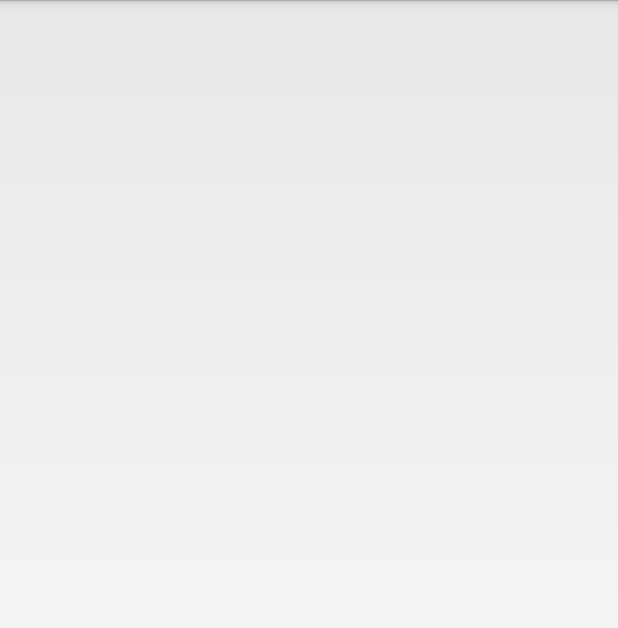
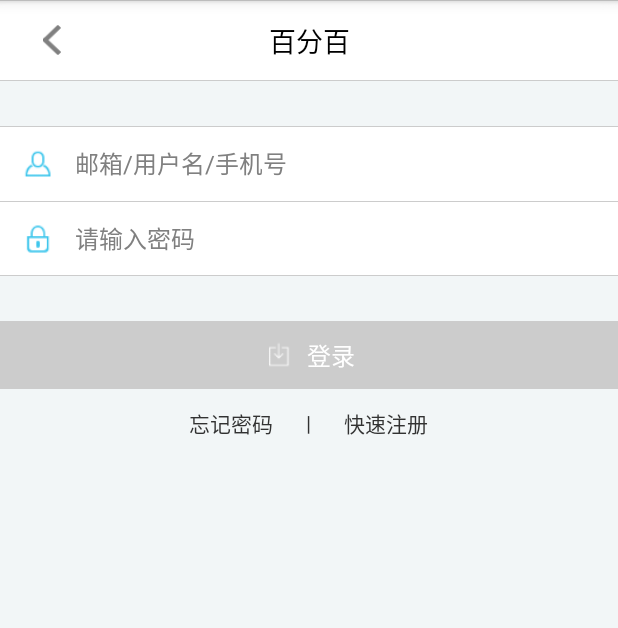
Before and after one commit to PercentKouTeam/kzpdd, an Android app: the LoginActivity screen opened directly, with no data from a screen before it, on a phone screen of 412 x 824 dp. Shown: the top 628 px of the screen. Run offline under Robolectric (Android 15) with nearby library versions, the phone set to English and light mode, and no system bars; 1 statement that could not run was skipped.

Commit message:
add login page

```diff
--- a/HundredPercent/app/src/main/java/com/hpercent/snail/app/activities/personal/LoginActivity.java
+++ b/HundredPercent/app/src/main/java/com/hpercent/snail/app/activities/personal/LoginActivity.java
@@ -1,16 +1,126 @@
 package com.hpercent.snail.app.activities.personal;
 
+import android.content.Context;
+import android.content.Intent;
 import android.os.Bundle;
+import android.text.Editable;
+import android.text.TextWatcher;
+import android.view.View;
+import android.widget.EditText;
+import android.widget.TextView;
 
+import com.hpercent.snail.app.MainApplication;
+import com.hpercent.snail.app.R;
 import com.hpercent.snail.app.activities.BaseActivity;
+import com.hpercent.snail.app.config.JsonConfig;
+import com.hpercent.snail.app.controllers.HeaderLeftBtnController;
+import com.hpercent.snail.app.listeners.OnTaskFinishedListener;
+import com.hpercent.snail.app.models.UserModel;
+import com.hpercent.snail.app.tasks.LoginTask;
+import com.hpercent.snail.app.utils.StringUtil;
+
+import org.json.JSONException;
+import org.json.JSONObject;
 
 /**
  * Created by koudejian on 14-10-29.
  */
 public class LoginActivity extends BaseActivity {
+    private View mView = null;
+    private Context mContext = null;
+    private HeaderLeftBtnController mHeaderLeftBtnController = null;
 
+    private TextView mTvForgetPassword = null;
+    private TextView mTvRegiste = null;
+
+    private EditText mEtAccout = null;
+    private EditText mEtPassword = null;
+
+    private View mBtSubmit = null;
+
+    private TextWatcher mTextWatcher = new TextWatcher() {
+        @Override
+        public void beforeTextChanged(CharSequence s, int start, int count, int after) {}
+        @Override
+        public void onTextChanged(CharSequence s, int start, int before, int count) {}
+        @Override
+        public void afterTextChanged(Editable s) {
+            mBtSubmit.setEnabled(canSubmit());
+        }
+    };
     @Override
     protected void onCreate(Bundle savedInstanceState) {
         super.onCreate(savedInstanceState);
+
+        setContentView(R.layout.activity_login);
+
+        mView = findViewById(R.id.parent);
+        mContext = this;
+        mHeaderLeftBtnController = new HeaderLeftBtnController(this, mView);
+        mHeaderLeftBtnController.setTitle("登录");
+
+        mEtAccout = (EditText) findViewById(R.id.accout);
+        mEtPassword = (EditText) findViewById(R.id.passwd);
+        mEtAccout.addTextChangedListener(mTextWatcher);
+        mEtPassword.addTextChangedListener(mTextWatcher);
+
+        mBtSubmit = findViewById(R.id.submit_rl);
+        mBtSubmit.setOnClickListener(new View.OnClickListener() {
+            @Override
+            public void onClick(View v) {
+                String accout = mEtAccout.getText().toString().trim();
+                String passwd = mEtPassword.getText().toString().trim();
+                submit(accout, passwd);
+            }
+        });
+
+        mTvForgetPassword = (TextView) findViewById(R.id.forget_pass);
+        mTvForgetPassword.setOnClickListener(new View.OnClickListener() {
+            @Override
+            public void onClick(View v) {
+
+            }
+        });
+        mTvRegiste = (TextView) findViewById(R.id.registe);
+        mTvRegiste.setOnClickListener(new View.OnClickListener() {
+            @Override
+            public void onClick(View v) {
+                startActivity(new Intent(LoginActivity.this, RegisteStepOneActivity.class));
+            }
+        });
+    }
+    private boolean canSubmit() {
+        boolean result = false;
+        String accout = mEtAccout.getText().toString().trim();
+        String passwd = mEtPassword.getText().toString().trim();
+        if (StringUtil.isPassword(passwd) && !StringUtil.isEmpty(accout)) {
+            result = true;
+        }
+        return result;
+    }
+    private void submit(String accout, String passwd) {
+        LoginTask loginTask = new LoginTask(mContext, accout, passwd);
+        loginTask.setOnTaskFinishedListener(new OnTaskFinishedListener() {
+            @Override
+            public void onDone(String result) {
+                try {
+                    JSONObject obj = new JSONObject(result);
+                    String uid = obj.getString(JsonConfig.KEY_USER_UID);
+                    String name = obj.getString(JsonConfig.KEY_USER_NAME);
+                    String phone = obj.getString(JsonConfig.KEY_USER_PHONE);
+                    MainApplication.login(new UserModel(uid, name, phone));
+                    LoginActivity.this.finish();
+                } catch (JSONException e) {
+                    e.printStackTrace();
+                }
+            }
+        });
+        loginTask.start();
+    }
+
+    @Override
+    public void onResume() {
+        super.onResume();
+        mBtSubmit.setEnabled(canSubmit());
     }
 }
--- a/HundredPercent/app/src/main/java/com/hpercent/snail/app/activities/personal/RegisteStepOneActivity.java
+++ b/HundredPercent/app/src/main/java/com/hpercent/snail/app/activities/personal/RegisteStepOneActivity.java
@@ -45,7 +45,6 @@ public class RegisteStepOneActivity extends BaseActivity {
         mEtPhone = (EditText) findViewById(R.id.phone);
         mBtSubmit = (TextView) findViewById(R.id.submit);
         mCbAgreement = (CusCheckBox) findViewById(R.id.checkbox);
-        mBtSubmit.setEnabled(canSubmit());
 
         mEtPhone.addTextChangedListener(new TextWatcher() {
             @Override
@@ -103,7 +102,8 @@ public class RegisteStepOneActivity extends BaseActivity {
     @Override
     public void onResume() {
         super.onResume();
-        if(!"0".equals(MainApplication.gUser.getUid())){
+        mBtSubmit.setEnabled(canSubmit());
+        if(MainApplication.isLogin()){
             finish();
         }
     }
--- a/HundredPercent/app/src/main/java/com/hpercent/snail/app/activities/personal/RegisteStepTwoActivity.java
+++ b/HundredPercent/app/src/main/java/com/hpercent/snail/app/activities/personal/RegisteStepTwoActivity.java
@@ -174,7 +174,7 @@ public class RegisteStepTwoActivity extends BaseActivity {
     @Override
     public void onResume() {
         super.onResume();
-        if(!"0".equals(MainApplication.gUser.getUid())){
+        if(MainApplication.isLogin()){
             finish();
         }
     }
--- a/HundredPercent/app/src/main/java/com/hpercent/snail/app/config/UrlConfig.java
+++ b/HundredPercent/app/src/main/java/com/hpercent/snail/app/config/UrlConfig.java
@@ -29,4 +29,9 @@ public class UrlConfig {
      * 注册
      */
     public final static String USER_REGISTE = HOST + "accout/register";
+
+    /**
+     * 登录
+     */
+    public final static String USER_LOGIN = HOST + "account/login";
 }
--- a/HundredPercent/app/src/main/java/com/hpercent/snail/app/fragments/BaseFragment.java
+++ b/HundredPercent/app/src/main/java/com/hpercent/snail/app/fragments/BaseFragment.java
@@ -1,11 +1,15 @@
 package com.hpercent.snail.app.fragments;
 
+import android.app.Activity;
 import android.content.Context;
+import android.content.Intent;
 import android.os.Bundle;
 import android.support.v4.app.Fragment;
 import android.view.LayoutInflater;
 import android.view.View;
 import android.view.ViewGroup;
+
+import com.hpercent.snail.app.R;
 
 /**
  * Created by koudejian on 14-8-26.
@@ -45,4 +49,11 @@ public abstract class BaseFragment extends Fragment {
         }
         return view;
     }
+
+    @Override
+    public void startActivity(Intent intent) {
+        super.startActivity(intent);
+        ((Activity)mContext).overridePendingTransition(R.anim.slide_right_in, R.anim.slide_left_out);
+    }
+
 }
--- /dev/null
+++ b/HundredPercent/app/src/main/java/com/hpercent/snail/app/tasks/LoginTask.java
@@ -0,0 +1,68 @@
+package com.hpercent.snail.app.tasks;
+
+import android.content.Context;
+import android.os.AsyncTask;
+
+import com.hpercent.snail.app.config.JsonConfig;
+import com.hpercent.snail.app.config.UrlConfig;
+import com.hpercent.snail.app.network.PostDataTask;
+import com.hpercent.snail.app.network.PostParameter;
+import com.hpercent.snail.app.utils.DeviceUtils;
+import com.hpercent.snail.app.views.CustomDialog;
+
+import org.json.JSONException;
+import org.json.JSONObject;
+
+/**
+ * Created by koudejian on 14-10-28.
+ */
+public class LoginTask extends BaseTask{
+    private PostDataTask mPostDataTask = null;
+
+    public LoginTask(Context context, String account, String passwd){
+        super(context);
+        // post 参数
+        PostParameter param = new PostParameter();
+        param.add("account", account);
+        param.add("passWord", passwd);
+        mPostDataTask = new PostDataTask(UrlConfig.USER_LOGIN, param) {
+            @Override
+            public void dealWithResult(String request) {
+                JSONObject jsonObject = null;
+                try {
+                    jsonObject = new JSONObject(request);
+                    String status = jsonObject.getString(JsonConfig.KEY_STATUS);
+                    if("0".equals(status)){//success
+                        String data = jsonObject.getString(JsonConfig.KEY_DATA);
+                        if(mOnTaskFinishedListener != null){
+                            mOnTaskFinishedListener.onDone(data);
+                        }
+                    }else{
+                        popMessage("登录失败！");
+                    }
+                } catch (JSONException e) {
+                    e.printStackTrace();
+                }
+                if(mCustomDialog != null){
+                    mCustomDialog.cancel();
+                }
+            }
+        };
+
+    }
+
+    @Override
+    public void start() {
+        if(DeviceUtils.isNetworkConnected()){
+            if(mCustomDialog == null){
+                mCustomDialog = new CustomDialog(mContext, CustomDialog.DIALOG_THEME_WAIT_NOT_CANCEL);
+            }
+            mCustomDialog.show();
+            if(mPostDataTask.getStatus() == AsyncTask.Status.PENDING){
+                mPostDataTask.execute();
+            }
+        }else{
+            popMessage("暂无网络链接!");
+        }
+    }
+}
--- /dev/null
+++ b/HundredPercent/app/src/main/res/layout/activity_login.xml
@@ -0,0 +1,182 @@
+<?xml version="1.0" encoding="utf-8"?>
+
+<RelativeLayout xmlns:android="http://schemas.android.com/apk/res/android"
+    android:id="@+id/parent"
+    android:layout_width="match_parent"
+    android:layout_height="match_parent"
+    android:background="@color/backgroud_color"
+    >
+    <include
+        android:id="@+id/header_view"
+        layout="@layout/header_left_btn"
+        />
+    <com.hpercent.snail.app.views.StretchScrollView
+        android:layout_width="match_parent"
+        android:layout_height="match_parent"
+        android:layout_below="@id/header_view"
+        >
+        <RelativeLayout
+            android:layout_width="match_parent"
+            android:layout_height="match_parent"
+            android:background="@color/transparent"
+            >
+            <RelativeLayout
+                android:id="@+id/accout_rl"
+                android:layout_width="match_parent"
+                android:layout_height="@dimen/input_height"
+                android:background="@color/white"
+                android:layout_marginTop="30dip"
+                >
+                <RelativeLayout
+                    android:layout_width="match_parent"
+                    android:layout_height="1px"
+                    android:background="@color/gray"
+                    android:layout_alignParentTop="true"
+                    />
+                <RelativeLayout
+                    android:layout_width="@dimen/more_icon_width"
+                    android:layout_height="match_parent"
+                    android:background="@color/transparent"
+                    >
+                    <ImageView
+                        android:layout_width="@dimen/more_icon_size"
+                        android:layout_height="@dimen/more_icon_size"
+                        android:background="@drawable/login_icon_account"
+                        android:layout_centerInParent="true"
+                        />
+                </RelativeLayout>
+                <EditText
+                    android:id="@+id/accout"
+                    android:layout_width="match_parent"
+                    android:layout_height="match_parent"
+                    android:background="@color/transparent"
+                    android:textSize="@dimen/input_text_size"
+                    android:gravity="center_vertical|left"
+                    android:hint="@string/login_accout_hint"
+                    android:textColor="@color/black"
+                    android:maxLength="30"
+                    android:singleLine="true"
+                    android:layout_marginLeft="@dimen/more_icon_width"
+                    android:layout_marginRight="@dimen/more_icon_width"
+                    />
+            </RelativeLayout>
+            <RelativeLayout
+                android:id="@+id/passwd_rl"
+                android:layout_width="match_parent"
+                android:layout_height="@dimen/input_height"
+                android:background="@color/white"
+                android:layout_below="@id/accout_rl"
+                >
+                <RelativeLayout
+                    android:layout_width="match_parent"
+                    android:layout_height="1px"
+                    android:background="@color/gray"
+                    android:layout_alignParentTop="true"
+                    />
+                <RelativeLayout
+                    android:layout_width="@dimen/more_icon_width"
+                    android:layout_height="match_parent"
+                    android:background="@color/transparent"
+                    >
+                    <ImageView
+                        android:layout_width="@dimen/more_icon_size"
+                        android:layout_height="@dimen/more_icon_size"
+                        android:background="@drawable/login_icon_password"
+                        android:layout_centerInParent="true"
+                        />
+                </RelativeLayout>
+                <EditText
+                    android:id="@+id/passwd"
+                    android:layout_width="match_parent"
+                    android:layout_height="match_parent"
+                    android:background="@color/transparent"
+                    android:textSize="@dimen/input_text_size"
+                    android:gravity="center_vertical|left"
+                    android:hint="@string/login_password_hint"
+                    android:textColor="@color/black"
+                    android:maxLength="20"
+                    android:inputType="textPassword"
+                    android:layout_marginLeft="@dimen/more_icon_width"
+                    android:layout_marginRight="@dimen/more_icon_width"
+                    />
+                <RelativeLayout
+                    android:layout_width="match_parent"
+                    android:layout_height="1px"
+                    android:background="@color/gray"
+                    android:layout_alignParentBottom="true"
+                    />
+            </RelativeLayout>
+            <RelativeLayout
+                android:id="@+id/submit_rl"
+                android:layout_width="match_parent"
+                android:layout_height="@dimen/button_height"
+                android:layout_below="@id/passwd_rl"
+                android:layout_marginTop="30dip"
+                android:background="@drawable/selector_comment_btn_blue"
+                >
+                <RelativeLayout
+                    android:layout_width="wrap_content"
+                    android:layout_height="match_parent"
+                    android:layout_centerInParent="true"
+                    >
+                    <ImageView
+                        android:id="@+id/icon"
+                        android:layout_width="@dimen/more_icon_size"
+                        android:layout_height="@dimen/more_icon_size"
+                        android:background="@drawable/login_icon_submt"
+                        android:layout_centerVertical="true"
+                        />
+                    <TextView
+                        android:layout_width="wrap_content"
+                        android:layout_height="match_parent"
+                        android:textSize="@dimen/input_text_size"
+                        android:gravity="center"
+                        android:textColor="@color/white"
+                        android:text="@string/login_text"
+                        android:layout_toRightOf="@id/icon"
+                        android:layout_marginLeft="8dip"
+                        />
+                </RelativeLayout>
+            </RelativeLayout>
+
+            <RelativeLayout
+                android:layout_width="match_parent"
+                android:layout_height="@dimen/button_height"
+                android:background="@color/transparent"
+                android:layout_below="@id/submit_rl"
+                >
+                <LinearLayout
+                    android:layout_width="wrap_content"
+                    android:layout_height="match_parent"
+                    android:background="@color/transparent"
+                    android:layout_centerInParent="true"
+                    android:orientation="horizontal"
+                    >
+                    <TextView
+                        android:id="@+id/forget_pass"
+                        android:layout_width="@dimen/login_hint_width"
+                        android:layout_height="match_parent"
+                        android:text="@string/login_forget_password"
+                        android:gravity="center"
+                        android:textSize="@dimen/login_hint_size"
+                        />
+                    <TextView
+                        android:layout_width="wrap_content"
+                        android:layout_height="match_parent"
+                        android:text="|"
+                        android:gravity="center"
+                        android:textSize="@dimen/login_hint_size"
+                        />
+                    <TextView
+                        android:id="@+id/registe"
+                        android:layout_width="@dimen/login_hint_width"
+                        android:layout_height="match_parent"
+                        android:text="@string/login_fast_registe"
+                        android:gravity="center"
+                        android:textSize="@dimen/login_hint_size"
+                        />
+                </LinearLayout>
+            </RelativeLayout>
+        </RelativeLayout>
+    </com.hpercent.snail.app.views.StretchScrollView>
+</RelativeLayout>
--- a/HundredPercent/app/src/main/res/values/dimens.xml
+++ b/HundredPercent/app/src/main/res/values/dimens.xml
@@ -90,4 +90,8 @@
 
     <!-- personal -->
     <dimen name="personal_info_height">80dip</dimen>
+
+    <!-- login -->
+    <dimen name="login_hint_size">14dip</dimen>
+    <dimen name="login_hint_width">100dip</dimen>
 </resources>
--- a/HundredPercent/app/src/main/res/values/strings.xml
+++ b/HundredPercent/app/src/main/res/values/strings.xml
@@ -11,6 +11,7 @@
     <string name="xlistview_footer_hint_normal">查看更多</string>
     <string name="xlistview_footer_hint_ready">松开载入更多</string>
 
+    <!-- registe -->
     <string name="phone_hint">请输入11位手机号码</string>
     <string name="get_ecode">获取验证码</string>
     <string name="agreement">我已阅读并同意《百分百用户协议》</string>
@@ -23,6 +24,12 @@
     <string name="regist">注册</string>
     <string name="resend">%1$ds后重新获取</string>
 
+    <!-- login -->
+    <string name="login_text">登录</string>
+    <string name="login_accout_hint">邮箱/用户名/手机号</string>
+    <string name="login_password_hint">请输入密码</string>
+    <string name="login_forget_password">忘记密码</string>
+    <string name="login_fast_registe">快速注册</string>
     <!-- more -->
     <string name="more_share_text">分享设置</string>
     <string name="more_notice_text">消息通知</string>
```
Also changed, not shown: HundredPercent/app/src/main/res/drawable-xhdpi/login_icon_account.png (added), HundredPercent/app/src/main/res/drawable-xhdpi/login_icon_password.png (added), HundredPercent/app/src/main/res/drawable-xhdpi/login_icon_submt.png (added).
